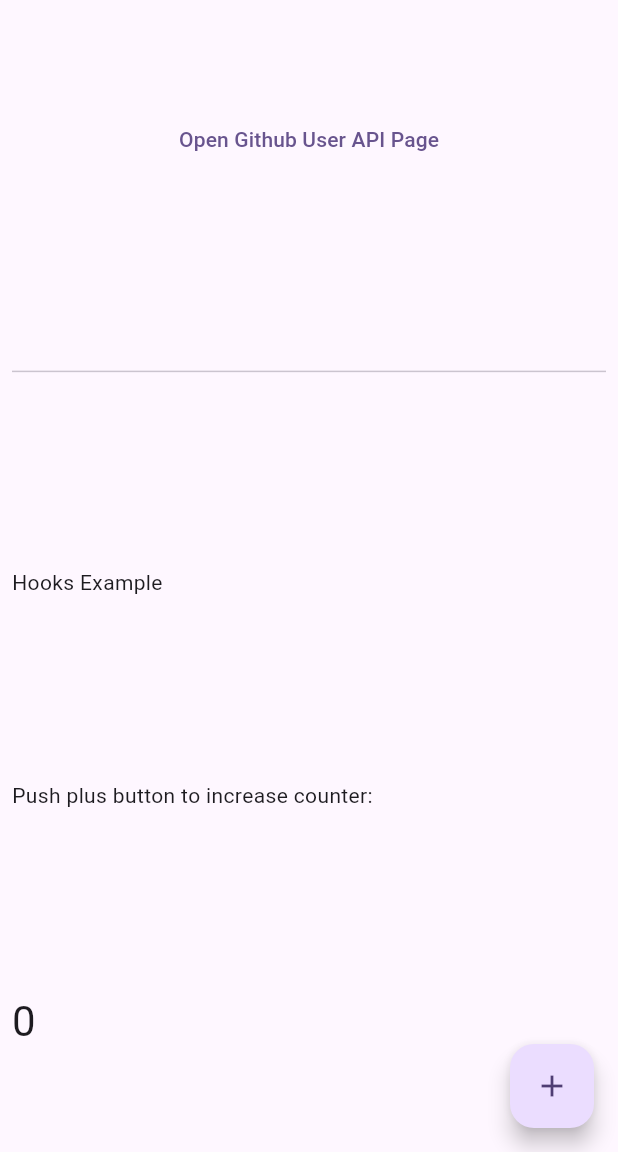
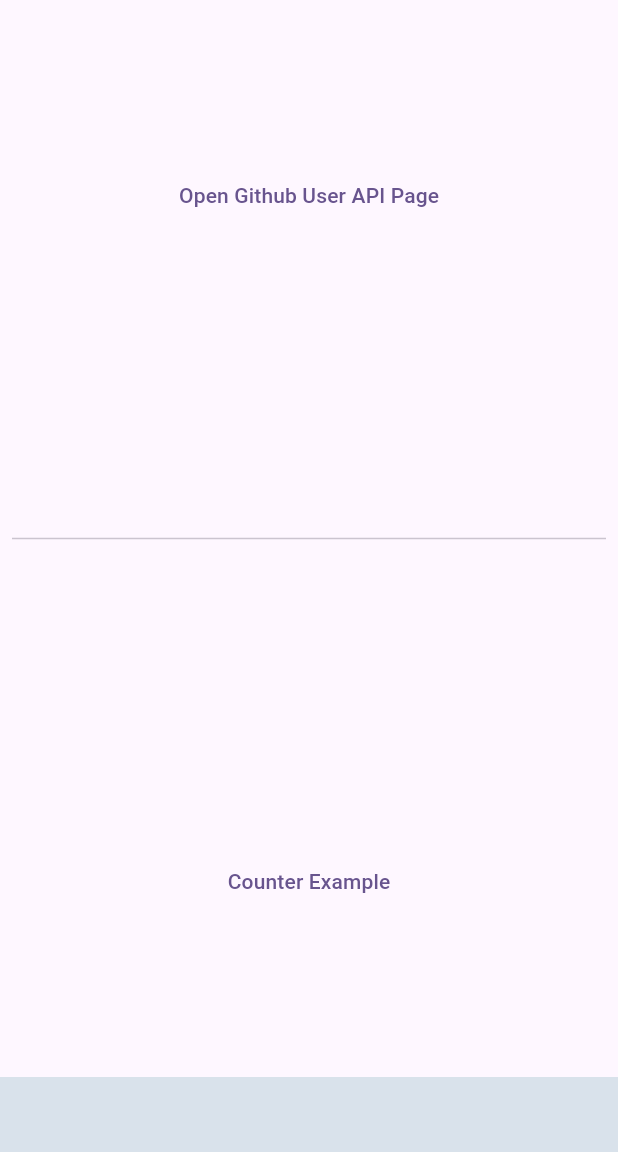
Before and after one commit to dinkar1708/flutter_riverpod_template, a Flutter app: the screen it shows after launch, on a phone screen of 412 x 824 dp, the part 84-1236 px from its top. Run offline on Flutter 3.47's test engine with Material 3 defaults, Android fonts, the phone set to English and light mode, and no system bars; our stand-ins replace dio, flutter_hooks, flutter_riverpod, freezed_annotation, hexcolor, retrofit and 1 more; generated files the repository leaves out were written again.

Commit message:
take out counter feature in to the feature folder

```diff
--- a/lib/feature/home_page.dart
+++ b/lib/feature/home_page.dart
@@ -1,25 +1,29 @@
 import 'package:flutter/material.dart';
-import 'package:flutter_hooks/flutter_hooks.dart';
+import 'package:flutter_riverpod/flutter_riverpod.dart';
+import 'package:flutter_riverpod_template/feature/counter/counter_page.dart';
 import 'package:flutter_riverpod_template/feature/repository_list/views/repository_list_page.dart';
+import 'package:flutter_riverpod_template/feature/shared/utils/styles/app_color.dart';
 
-class HomePage extends HookWidget {
-  final String title;
-
+class HomePage extends ConsumerStatefulWidget {
   const HomePage({
     required this.title,
     Key? key,
   }) : super(key: key);
+  final String title;
 
+  @override
+  ConsumerState<HomePage> createState() => _HomePageState();
+}
+
+class _HomePageState extends ConsumerState<HomePage> {
   @override
   Widget build(
     BuildContext context,
   ) {
-    final counterState = useState(0);
-
     return Scaffold(
         appBar: AppBar(
           backgroundColor: Theme.of(context).colorScheme.inversePrimary,
-        title: Text(title),
+          title: Text(widget.title),
         ),
         body: Padding(
           padding: const EdgeInsets.all(8.0),
@@ -38,24 +42,24 @@ class HomePage extends HookWidget {
                   },
                   child: const Text('Open Github User API Page')),
               const Divider(),
-            const Text('Hooks Example'),
-            const Text(
-              'Push plus button to increase counter:',
+              TextButton(
+                  onPressed: () {
+                    Navigator.push(
+                      context,
+                      MaterialPageRoute(
+                        builder: (context) => const CounterPage(
+                          title: "Counter Example",
                         ),
-            Text(
-              '${counterState.value}',
-              style: Theme.of(context).textTheme.headlineMedium,
                       ),
+                    );
+                  },
+                  child: const Text('Counter Example')),
             ],
           ),
         ),
-      floatingActionButton: FloatingActionButton(
-        onPressed: () {
-          counterState.value = counterState.value + 1;
-        },
-        tooltip: 'Increment',
-        child: const Icon(Icons.add),
-      ), // This trailing comma makes auto-formatting nicer for build methods.
-    );
+        bottomNavigationBar: Container(
+          height: 50,
+          color: AppColor.textSecondayLight,
+        ));
   }
 }
```
Also changed, not shown: lib/feature/counter/counter_page.dart (added, +46 -0 lines). Lines whose indentation alone changed are shown as unchanged.
